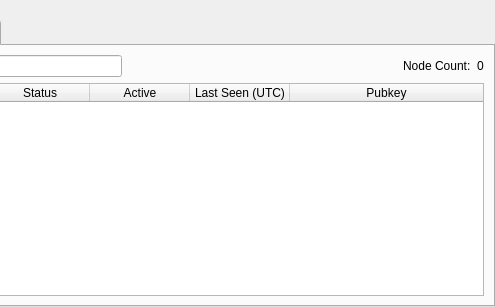
Qt form src/qt/forms/masternodelist.ui (KredsBlockchain/kreds-core) before a commit; both pictures show x 222 to 717 and y 0 to 307 of the 717 by 307 pixel window.
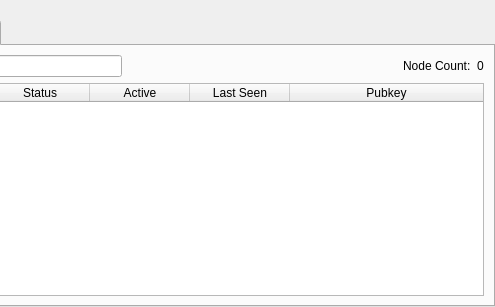
The same form after that commit. The open tabs and pages were chosen to show the change.

Commit message: changed 'last seen' label

```diff
--- a/src/qt/forms/masternodelist.ui
+++ b/src/qt/forms/masternodelist.ui
@@ -326,7 +326,7 @@
            </column>
            <column>
             <property name="text">
-             <string>Last Seen (UTC)</string>
+             <string>Last Seen</string>
             </property>
            </column>
            <column>
```
